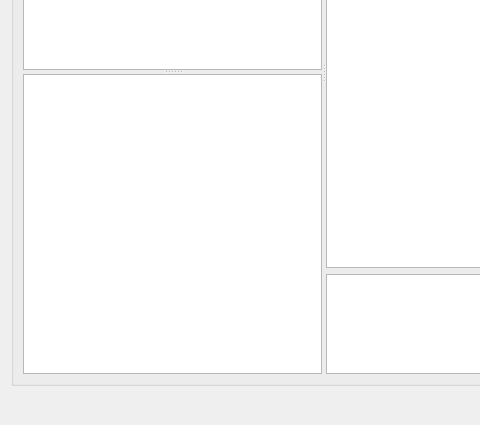
This is ui/bindanswerdialog.ui in DKLost/questions as Qt 5 draws it before an edit; both pictures show x 0 to 480 and y 271 to 696 of the 975 by 696 pixel window. The edited form follows.
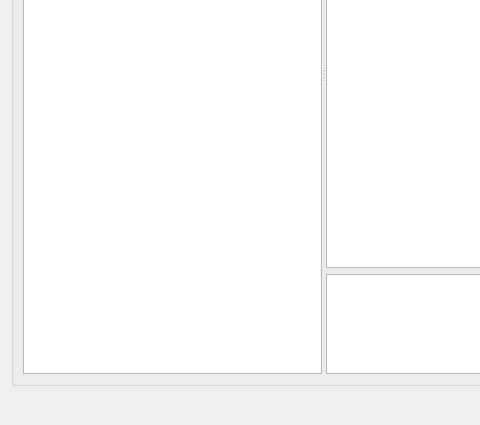
This is the edited form.

```diff
--- a/ui/bindanswerdialog.ui
+++ b/ui/bindanswerdialog.ui
@@ -43,15 +43,7 @@
            </sizepolicy>
           </property>
           <property name="editTriggers">
-           <set>QAbstractItemView::NoEditTriggers</set>
-          </property>
-         </widget>
-         <widget class="QTableView" name="tagTableView">
-          <property name="sizePolicy">
-           <sizepolicy hsizetype="Preferred" vsizetype="Preferred">
-            <horstretch>0</horstretch>
-            <verstretch>0</verstretch>
-           </sizepolicy>
+           <set>QAbstractItemView::EditTrigger::NoEditTriggers</set>
           </property>
          </widget>
         </widget>
```
Left out of the diff: 18 changed lines with no effect on the pictures.
